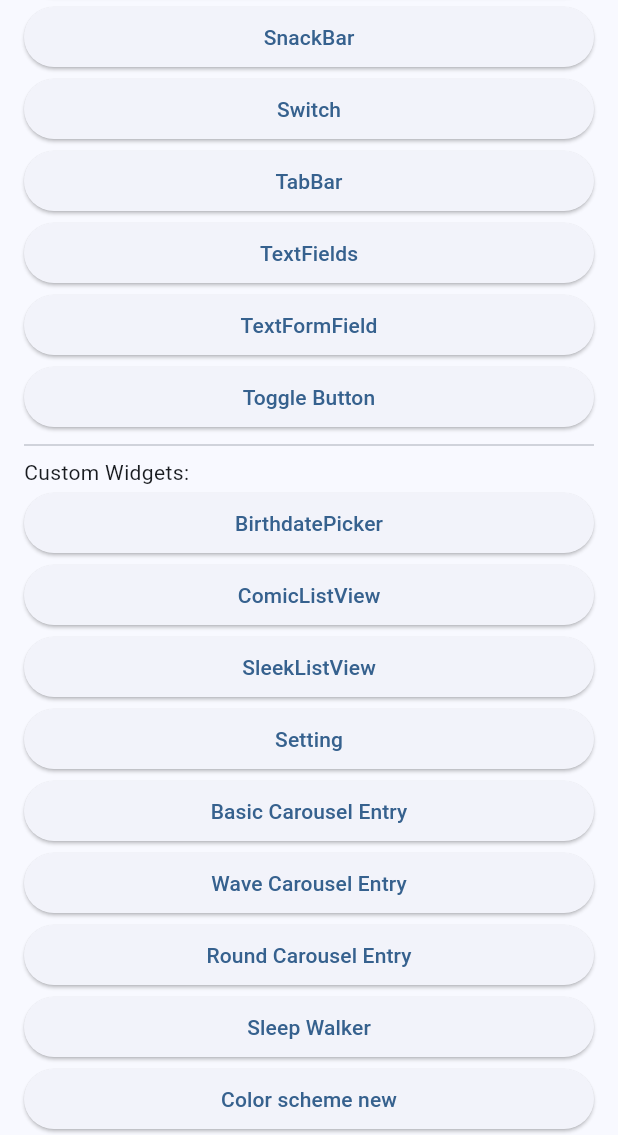
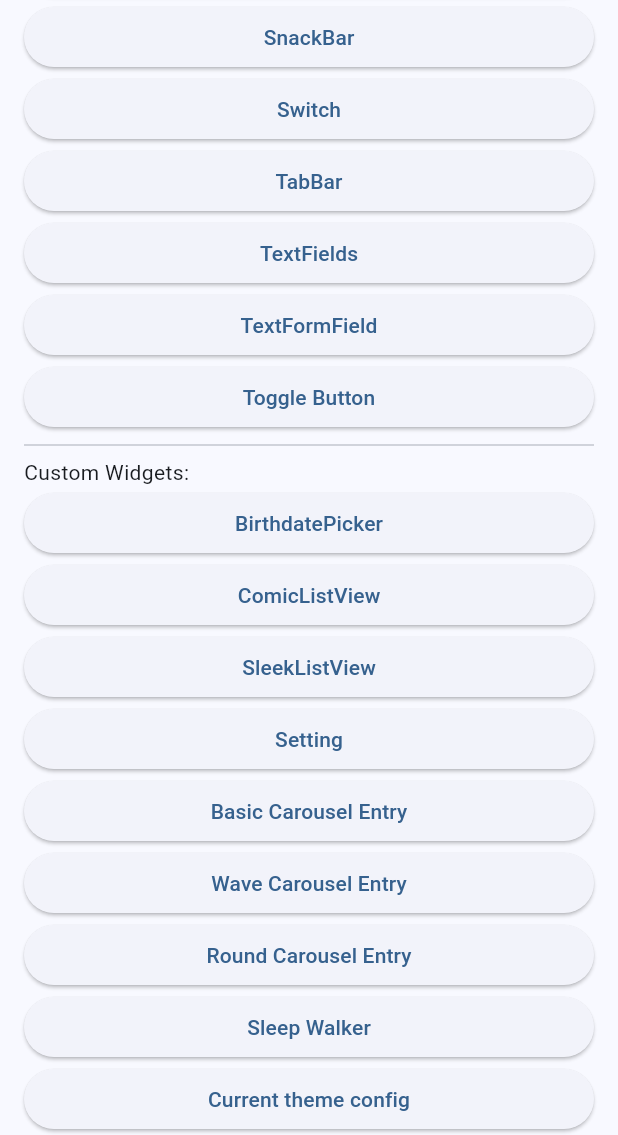
Before and after one commit to thruthesky/easy_design_system_backup_2024_09_24, a Flutter app: the screen it shows after launch, scrolled down 1256 dp, on a phone screen of 412 x 824 dp, the part 101-1236 px from its top. Run offline on Flutter 3.47's test engine with Material 3 defaults, Android fonts, the phone set to English and light mode, and no system bars; our stand-ins replace cached_network_image, rxdart, smooth_page_indicator; missing offline and left inert: loop_page_view, markdown_widget, social_kit.

Commit message:
dispaying current theme config for better reference

```diff
--- a/example/lib/main.dart
+++ b/example/lib/main.dart
@@ -1,4 +1,4 @@
-import 'package:example/screens/color_scheme_new/color_scheme_new.screen.dart';
+import 'package:social_design_system/social_design_system.dart';
 import 'package:example/screens/demo/sleek/sleek.theme.screen.dart';
 import 'package:example/screens/demo/login/sleek_login.demo.dart';
 import 'package:example/screens/dialog/dialog.screen.dart';
@@ -93,7 +93,8 @@ class _MyHomePageState extends State<MyHomePage> {
       appBar: AppBar(
         title: Text(widget.title),
       ),
-      body: ListView(
+      body: SafeArea(
+        child: ListView(
           padding: const EdgeInsets.symmetric(horizontal: 16),
           children: <Widget>[
             const MarkdownBlock(data: '''
@@ -202,13 +203,16 @@ class _MyHomePageState extends State<MyHomePage> {
             pushScreen('ComicListView', const ComicListViewScreen()),
             pushScreen('SleekListView', const SleekListViewScreen()),
             pushScreen('Setting', const SettingScreen()),
-          pushScreen('Basic Carousel Entry', const BasicCarouselEntryScreen()),
+            pushScreen(
+                'Basic Carousel Entry', const BasicCarouselEntryScreen()),
             pushScreen('Wave Carousel Entry', const WaveCarouselEntryScreen()),
-          pushScreen('Round Carousel Entry', const RoundCarouselEntryScreen()),
+            pushScreen(
+                'Round Carousel Entry', const RoundCarouselEntryScreen()),
             pushScreen('Sleep Walker', const SleepWalkerScreen()),
             // pushScreen('Color scheme', const ColorSchemeScreen()),
-          pushScreen('Color scheme new', const ColorSchemeNewScreen()),
+            pushScreen('Current theme config', const CurrentThemeScreen()),
           ],
+        ),
       ),
     );
   }
--- a/example/lib/screens/search/search.screen.dart
+++ b/example/lib/screens/search/search.screen.dart
@@ -6,7 +6,6 @@ import 'package:example/screens/buttons/buttons.screen.dart';
 import 'package:example/screens/card/card.screen.dart';
 import 'package:example/screens/checkbox/checkbox.screen.dart';
 import 'package:example/screens/chip/chip.screen.dart';
-import 'package:example/screens/color_scheme_new/color_scheme_new.screen.dart';
 import 'package:example/screens/demo/comic/comic.theme.screen.dart';
 import 'package:example/screens/demo/login/sleek_login.demo.dart';
 import 'package:example/screens/demo/sleek/sleek.theme.screen.dart';
@@ -93,7 +92,7 @@ class _SearchScreenState extends State<SearchScreen> {
     const SearchItem(
         name: 'Round Carousel Entry', screen: RoundCarouselEntryScreen()),
     const SearchItem(name: 'Sleep Walker', screen: SleepWalkerScreen()),
-    const SearchItem(name: 'Color scheme', screen: ColorSchemeNewScreen()),
+    const SearchItem(name: 'Color scheme', screen: CurrentThemeScreen()),
   ];
 
   List<SearchItem> _result = [];
--- a/lib/social_design_system.dart
+++ b/lib/social_design_system.dart
@@ -18,3 +18,5 @@ export 'src/themes/sleek/sleek.theme.dart';
 export 'src/themes/sleek/sleek.list_view.dart';
 
 export 'src/settings/settings.dart';
+
+export 'src/current_theme/current_theme.screen.dart';
--- a/lib/src/birthdate_picker/birthdate_picker.dialog.dart
+++ b/lib/src/birthdate_picker/birthdate_picker.dialog.dart
@@ -1,5 +1,8 @@
 import 'package:flutter/material.dart';
 
+/// Birthdate picker dialog
+///
+/// TODO name it as `DatePickerDialog` for more general use
 class BirthdatePickerDialog extends StatefulWidget {
   const BirthdatePickerDialog({
     super.key,
--- a/lib/src/settings/settings.dart
+++ b/lib/src/settings/settings.dart
@@ -1,5 +1,8 @@
 import 'package:flutter/material.dart';
 
+/// Settings
+///
+/// A widget that displays a list of settings.
 class Settings extends StatelessWidget {
   const Settings({
     super.key,
--- a/pubspec.yaml
+++ b/pubspec.yaml
@@ -1,6 +1,6 @@
 name: social_design_system
 description: "Elegant and easy-to-use UI/UX design library for Flutter, crafted to enhance your app's aesthetics and user experience."
-version: 0.0.18
+version: 0.0.19
 homepage: https://thruthesky.github.io/social_design_system
 repository: https://github.com/thruthesky/social_design_system
 
```
Also changed, not shown: lib/src/current_theme/current_theme.screen.dart (renamed from example/lib/screens/color_scheme_new/color_scheme_new.screen.dart, +5 -5 lines), 1 other file. Lines whose indentation alone changed are shown as unchanged.
